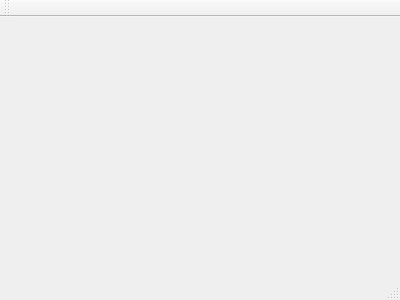
This is mainwindow.ui in gxm2052/AdapterTest as Qt 5 draws it before an edit. The edited form follows.
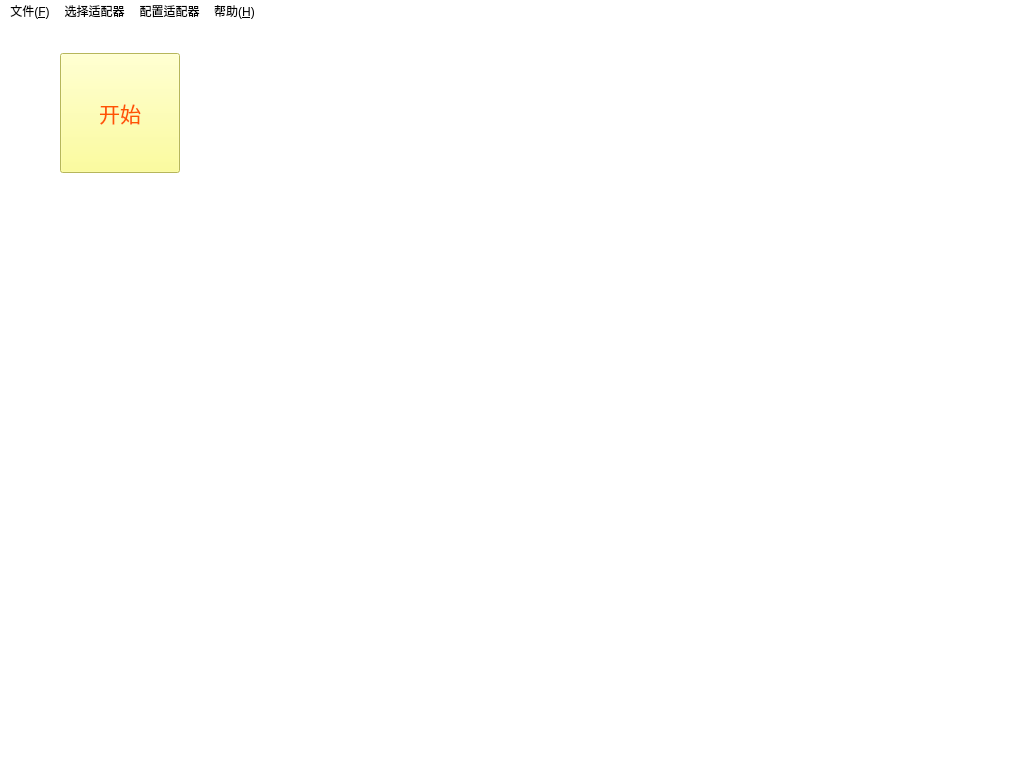
This is the edited form.

Patch:
```diff
--- a/mainwindow.ui
+++ b/mainwindow.ui
@@ -1,24 +1,122 @@
 <ui version="4.0">
  <class>MainWindow</class>
- <widget class="QMainWindow" name="MainWindow" >
-  <property name="geometry" >
+ <widget class="QMainWindow" name="MainWindow">
+  <property name="geometry">
    <rect>
     <x>0</x>
     <y>0</y>
-    <width>400</width>
-    <height>300</height>
+    <width>1024</width>
+    <height>768</height>
    </rect>
   </property>
-  <property name="windowTitle" >
+  <property name="sizePolicy">
+   <sizepolicy hsizetype="Fixed" vsizetype="Fixed">
+    <horstretch>0</horstretch>
+    <verstretch>0</verstretch>
+   </sizepolicy>
+  </property>
+  <property name="minimumSize">
+   <size>
+    <width>1024</width>
+    <height>768</height>
+   </size>
+  </property>
+  <property name="maximumSize">
+   <size>
+    <width>1024</width>
+    <height>768</height>
+   </size>
+  </property>
+  <property name="windowTitle">
    <string>MainWindow</string>
   </property>
-  <widget class="QMenuBar" name="menuBar" />
-  <widget class="QToolBar" name="mainToolBar" />
-  <widget class="QWidget" name="centralWidget" />
-  <widget class="QStatusBar" name="statusBar" />
+  <property name="styleSheet">
+   <string notr="true">background-color: rgb(255, 255, 255);</string>
+  </property>
+  <widget class="QWidget" name="centralWidget">
+   <widget class="QPushButton" name="exitButton">
+    <property name="geometry">
+     <rect>
+      <x>60</x>
+      <y>30</y>
+      <width>120</width>
+      <height>120</height>
+     </rect>
+    </property>
+    <property name="sizePolicy">
+     <sizepolicy hsizetype="Fixed" vsizetype="Fixed">
+      <horstretch>0</horstretch>
+      <verstretch>0</verstretch>
+     </sizepolicy>
+    </property>
+    <property name="minimumSize">
+     <size>
+      <width>120</width>
+      <height>120</height>
+     </size>
+    </property>
+    <property name="maximumSize">
+     <size>
+      <width>120</width>
+      <height>120</height>
+     </size>
+    </property>
+    <property name="font">
+     <font>
+      <pointsize>16</pointsize>
+     </font>
+    </property>
+    <property name="styleSheet">
+     <string notr="true">color: rgb(255, 85, 0);
+background-color: rgb(255, 255, 127);</string>
+    </property>
+    <property name="text">
+     <string>开始</string>
+    </property>
+   </widget>
+  </widget>
+  <widget class="QMenuBar" name="menuBar">
+   <property name="geometry">
+    <rect>
+     <x>0</x>
+     <y>0</y>
+     <width>1024</width>
+     <height>21</height>
+    </rect>
+   </property>
+   <widget class="QMenu" name="menu">
+    <property name="title">
+     <string>文件(&amp;F)</string>
+    </property>
+    <addaction name="actionExit"/>
+   </widget>
+   <widget class="QMenu" name="menu_2">
+    <property name="title">
+     <string>帮助(&amp;H)</string>
+    </property>
+   </widget>
+   <widget class="QMenu" name="menu_3">
+    <property name="title">
+     <string>选择适配器</string>
+    </property>
+   </widget>
+   <widget class="QMenu" name="menu_4">
+    <property name="title">
+     <string>配置适配器</string>
+    </property>
+   </widget>
+   <addaction name="menu"/>
+   <addaction name="menu_3"/>
+   <addaction name="menu_4"/>
+   <addaction name="menu_2"/>
+  </widget>
+  <action name="actionExit">
+   <property name="text">
+    <string>Exit</string>
+   </property>
+  </action>
  </widget>
- <layoutDefault spacing="6" margin="11" />
- <pixmapfunction></pixmapfunction>
+ <layoutdefault spacing="6" margin="11"/>
  <resources/>
  <connections/>
 </ui>
```
Left out of the diff: 39 changed lines with no effect on the pictures.
